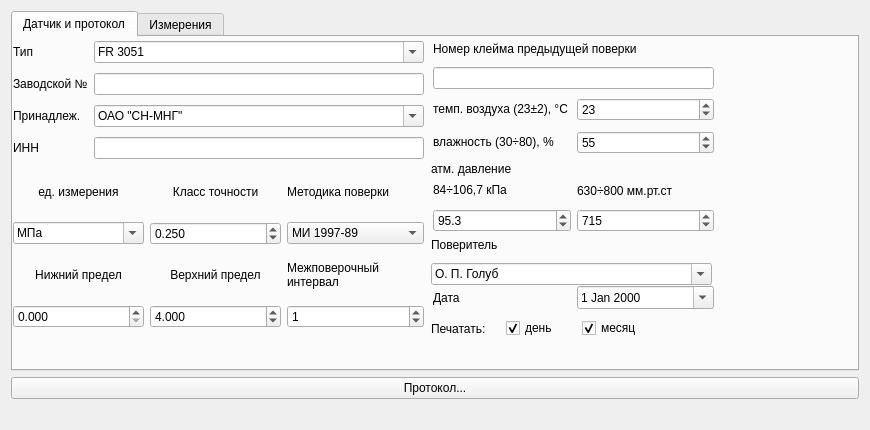
Before: the Qt Designer form ui/pressure.ui in corvinalive/CalManager, drawn with Qt 5.
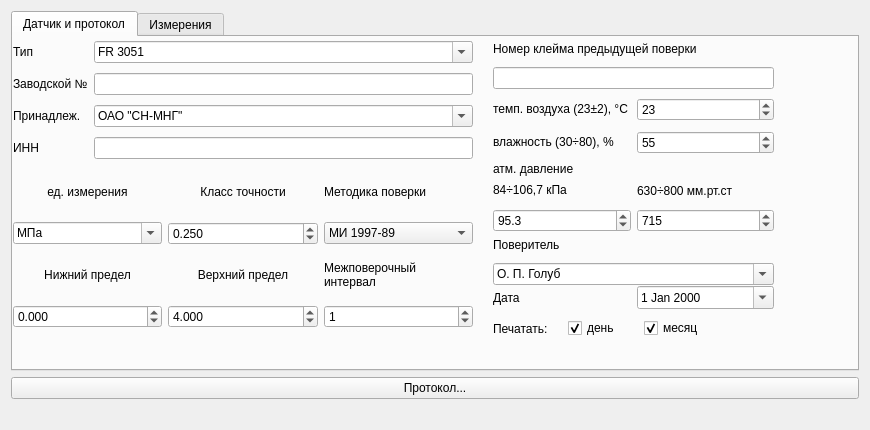
After: the same form once the commit is applied.

What changed in the file:
```diff
--- a/ui/pressure.ui
+++ b/ui/pressure.ui
@@ -42,7 +42,7 @@
       <widget class="QLabel" name="label_19">
        <property name="geometry">
         <rect>
-         <x>418</x>
+         <x>480</x>
          <y>123</y>
          <width>117</width>
          <height>18</height>
@@ -55,7 +55,7 @@
       <widget class="QWidget" name="layoutWidget">
        <property name="geometry">
         <rect>
-         <x>418</x>
+         <x>480</x>
          <y>279</y>
          <width>220</width>
          <height>25</height>
@@ -94,7 +94,7 @@
       <widget class="QWidget" name="layoutWidget">
        <property name="geometry">
         <rect>
-         <x>420</x>
+         <x>480</x>
          <y>141</y>
          <width>281</width>
          <height>54</height>
@@ -162,7 +162,7 @@
       <widget class="QWidget" name="layoutWidget">
        <property name="geometry">
         <rect>
-         <x>420</x>
+         <x>480</x>
          <y>57</y>
          <width>281</width>
          <height>64</height>
@@ -234,7 +234,7 @@
       <widget class="QWidget" name="layoutWidget">
        <property name="geometry">
         <rect>
-         <x>420</x>
+         <x>480</x>
          <y>0</y>
          <width>281</width>
          <height>52</height>
@@ -258,7 +258,7 @@
         <rect>
          <x>0</x>
          <y>0</y>
-         <width>411</width>
+         <width>460</width>
          <height>128</height>
         </rect>
        </property>
@@ -353,7 +353,7 @@
         <rect>
          <x>0</x>
          <y>130</y>
-         <width>411</width>
+         <width>460</width>
          <height>161</height>
         </rect>
        </property>
@@ -421,8 +421,11 @@
           <property name="decimals">
            <number>3</number>
           </property>
+          <property name="minimum">
+           <double>-1000000000.000000000000000</double>
+          </property>
           <property name="maximum">
-           <double>10000.000000000000000</double>
+           <double>1000000000.000000000000000</double>
           </property>
           <property name="value">
            <double>0.000000000000000</double>
@@ -473,8 +476,11 @@
           <property name="decimals">
            <number>3</number>
           </property>
+          <property name="minimum">
+           <double>-1000000000.000000000000000</double>
+          </property>
           <property name="maximum">
-           <double>10000.000000000000000</double>
+           <double>1000000000.000000000000000</double>
           </property>
           <property name="value">
            <double>4.000000000000000</double>
@@ -546,7 +552,7 @@
       <widget class="QWidget" name="layoutWidget">
        <property name="geometry">
         <rect>
-         <x>420</x>
+         <x>480</x>
          <y>246</y>
          <width>281</width>
          <height>29</height>
@@ -575,7 +581,7 @@
       <widget class="QWidget" name="layoutWidget">
        <property name="geometry">
         <rect>
-         <x>418</x>
+         <x>480</x>
          <y>195</y>
          <width>281</width>
          <height>53</height>
```
Left out of the diff: 2 changed lines with no effect on the pictures.
